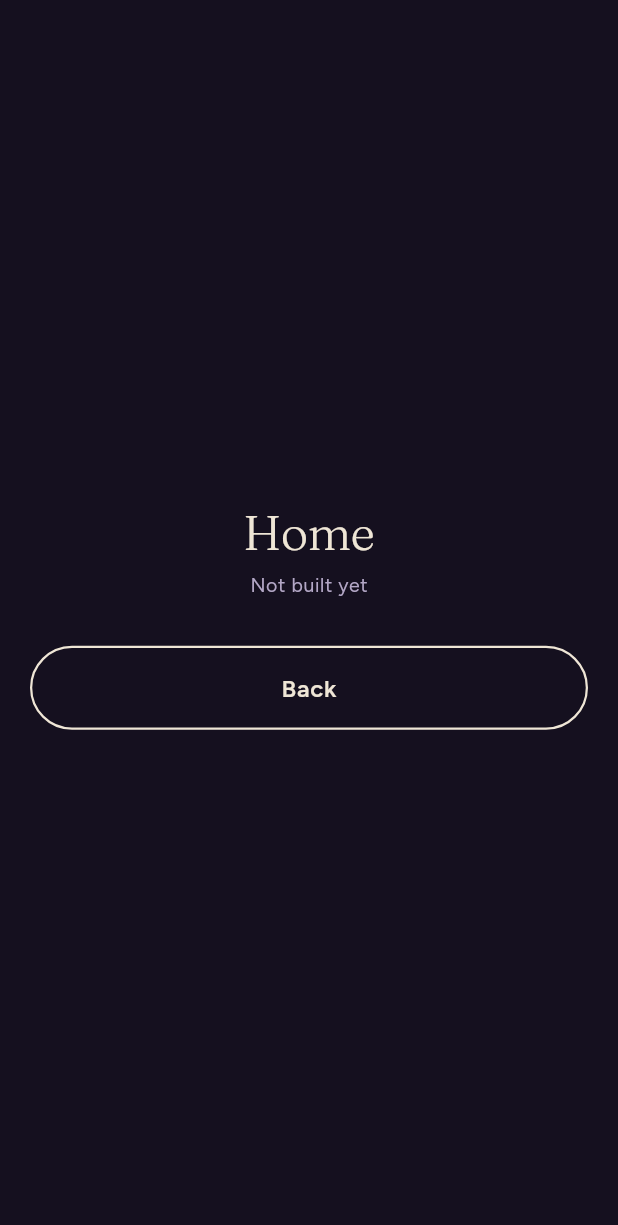
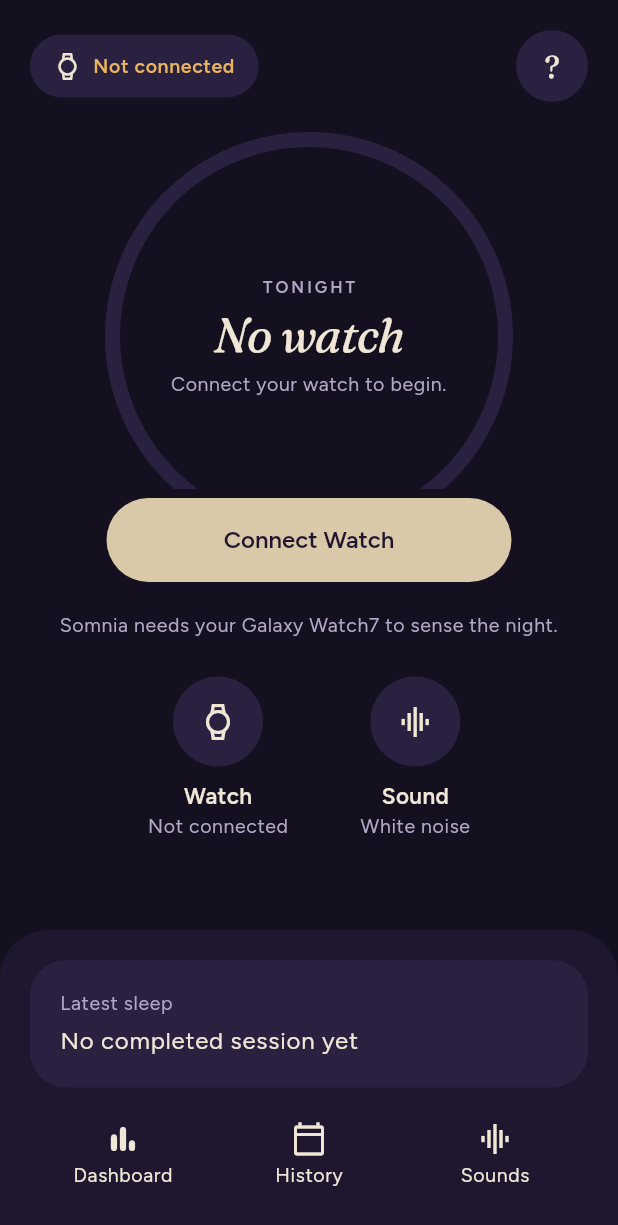
Before and after one commit to JuriThamer/2026_GP_G23_Somnia, a Flutter app: the screen it shows after launch, after a tap on "/home", on a phone screen of 412 x 824 dp. Shown: the top 1225 px of the screen. Run offline on Flutter 3.47's test engine with Material 3 defaults, Android fonts, the phone set to English and light mode, and no system bars; our stand-ins replace cloud_firestore, firebase_auth, firebase_core, google_fonts; accounts and stored records are empty.

Commit message:
Add home screen

```diff
--- a/lib/app_router.dart
+++ b/lib/app_router.dart
@@ -7,6 +7,7 @@ import 'features/auth/welcome_screen.dart';
 import 'features/auth/sign_up_screen.dart';
 import 'features/auth/sign_in_screen.dart';
 import 'features/auth/forgot_password_screen.dart';
+import 'features/session/home_screen.dart';
 
 class AppRoutes {
   static const dev = '/dev';
@@ -51,7 +52,7 @@ class AppRouter {
       AppRoutes.signIn: (_) => const SignInScreen(),
       AppRoutes.signUp: (_) => const SignUpScreen(),
       AppRoutes.forgotPassword: (_) => const ForgotPasswordScreen(),
-      AppRoutes.home: (_) => const PlaceholderScreen('Home'),
+        AppRoutes.home: (_) => const HomeScreen(),
       AppRoutes.watch: (_) => const PlaceholderScreen('Watch'),
       AppRoutes.activeSession: (_) => const PlaceholderScreen('Active session'),
       AppRoutes.dashboard: (_) => const PlaceholderScreen('Dashboard'),
--- /dev/null
+++ b/lib/features/session/home_screen.dart
@@ -0,0 +1,472 @@
+import 'package:flutter/material.dart';
+import '../../app_router.dart';
+import '../../models/app_user.dart';
+import '../../models/sleep_session.dart';
+import '../../services/session_service.dart';
+import '../../services/user_service.dart';
+import '../../theme/app_theme.dart';
+import '../../widgets/app_button.dart';
+import '../../widgets/app_card.dart';
+
+class HomeScreen extends StatefulWidget {
+  const HomeScreen({super.key});
+
+  @override
+  State<HomeScreen> createState() => _HomeScreenState();
+}
+
+class _HomeScreenState extends State<HomeScreen> {
+  final _userService = UserService();
+  final _sessionService = SessionService();
+
+  Stream<AppUser?>? _userStream;
+  SleepSession? _active;
+  SleepSession? _latest;
+  bool _starting = false;
+
+  @override
+  void initState() {
+    super.initState();
+    if (_userService.isSignedIn) {
+      _userStream = _userService.watchUser();
+      _load();
+    }
+  }
+
+  Future<void> _load() async {
+    try {
+      final active = await _sessionService.getActiveSession();
+      final latest = await _sessionService.getLatestCompleted();
+      if (!mounted) return;
+      setState(() {
+        _active = active;
+        _latest = latest;
+      });
+    } catch (_) {}
+  }
+
+  Future<void> _open(String route, {Object? arguments}) async {
+    await Navigator.pushNamed(context, route, arguments: arguments);
+    if (mounted) _load();
+  }
+
+  Future<void> _start() async {
+    final active = _active;
+    if (active != null) {
+      await _open(AppRoutes.activeSession, arguments: active.sessionId);
+      return;
+    }
+
+    setState(() => _starting = true);
+    try {
+      final id = await _sessionService.startSession();
+      if (!mounted) return;
+      setState(() => _starting = false);
+      await _open(AppRoutes.activeSession, arguments: id);
+    } catch (_) {
+      if (!mounted) return;
+      setState(() => _starting = false);
+      ScaffoldMessenger.of(context).showSnackBar(
+        const SnackBar(
+          content: Text('Could not start the session. Please try again.'),
+        ),
+      );
+    }
+  }
+
+  String _duration(int minutes) {
+    final h = minutes ~/ 60;
+    final m = minutes % 60;
+    return '${h}h ${m.toString().padLeft(2, '0')}m';
+  }
+
+  String _date(DateTime? d) {
+    if (d == null) return '';
+    const months = [
+      'Jan', 'Feb', 'Mar', 'Apr', 'May', 'Jun',
+      'Jul', 'Aug', 'Sep', 'Oct', 'Nov', 'Dec',
+    ];
+    return '${d.day} ${months[d.month - 1]}';
+  }
+
+  @override
+  Widget build(BuildContext context) {
+    final c = context.colors;
+    final text = Theme.of(context).textTheme;
+
+    if (_userStream == null) {
+      return Scaffold(
+        body: Container(
+          decoration: BoxDecoration(gradient: c.gradient),
+          child: SafeArea(
+            child: Padding(
+              padding: const EdgeInsets.all(20),
+              child: Column(
+                mainAxisAlignment: MainAxisAlignment.center,
+                children: [
+                  Text('Sign in first', style: text.headlineLarge),
+                  const SizedBox(height: 8),
+                  Text(
+                    'Home needs a signed-in account.',
+                    style: text.bodySmall,
+                  ),
+                  const SizedBox(height: 32),
+                  AppButton(
+                    label: 'Sign In',
+                    onPressed: () => Navigator.pushReplacementNamed(
+                      context,
+                      AppRoutes.signIn,
+                    ),
+                  ),
+                ],
+              ),
+            ),
+          ),
+        ),
+      );
+    }
+
+    return Scaffold(
+      body: Container(
+        decoration: BoxDecoration(gradient: c.gradient),
+        child: SafeArea(
+          bottom: false,
+          child: StreamBuilder<AppUser?>(
+            stream: _userStream,
+            builder: (context, snapshot) {
+              final user = snapshot.data;
+              final name = user?.name ?? '';
+              final initial = name.isEmpty ? '?' : name[0].toUpperCase();
+              final connected = user?.watch != null;
+              final hasActive = _active != null;
+              final ready = connected || hasActive;
+
+              final dialTitle = hasActive
+                  ? 'In progress'
+                  : connected
+                      ? 'Ready'
+                      : 'No watch';
+              final dialLine = hasActive
+                  ? 'A sleep session is already running.'
+                  : connected
+                      ? 'Your watch is connected.'
+                      : 'Connect your watch to begin.';
+              final buttonLabel = hasActive
+                  ? 'Resume Session'
+                  : connected
+                      ? 'Start Sleep Session'
+                      : 'Connect Watch';
+              final hint = hasActive
+                  ? 'Open the running session to end it.'
+                  : connected
+                      ? 'Start when you are in bed and ready to sleep.'
+                      : 'Somnia needs your Galaxy Watch7 to sense the night.';
+
+              return Column(
+                children: [
+                  Expanded(
+                    child: SingleChildScrollView(
+                      padding: const EdgeInsets.fromLTRB(20, 20, 20, 16),
+                      child: Column(
+                        children: [
+                          Row(
+                            mainAxisAlignment: MainAxisAlignment.spaceBetween,
+                            children: [
+                              Material(
+                                color: c.surfaceAlt,
+                                shape: const StadiumBorder(),
+                                child: InkWell(
+                                  customBorder: const StadiumBorder(),
+                                  onTap: () => _open(AppRoutes.watch),
+                                  child: Padding(
+                                    padding: const EdgeInsets.symmetric(
+                                      horizontal: 16,
+                                      vertical: 12,
+                                    ),
+                                    child: Row(
+                                      mainAxisSize: MainAxisSize.min,
+                                      children: [
+                                        Icon(
+                                          Icons.watch_outlined,
+                                          size: 18,
+                                          color: c.text,
+                                        ),
+                                        const SizedBox(width: 8),
+                                        Text(
+                                          connected
+                                              ? 'Connected'
+                                              : 'Not connected',
+                                          style: text.bodySmall!.copyWith(
+                                            color: connected
+                                                ? c.success
+                                                : c.warning,
+                                            fontWeight: FontWeight.w600,
+                                          ),
+                                        ),
+                                      ],
+                                    ),
+                                  ),
+                                ),
+                              ),
+                              Material(
+                                color: c.surfaceAlt,
+                                shape: const CircleBorder(),
+                                child: InkWell(
+                                  customBorder: const CircleBorder(),
+                                  onTap: () => _open(AppRoutes.settings),
+                                  child: SizedBox(
+                                    width: 48,
+                                    height: 48,
+                                    child: Center(
+                                      child: Text(
+                                        initial,
+                                        style: text.headlineSmall,
+                                      ),
+                                    ),
+                                  ),
+                                ),
+                              ),
+                            ],
+                          ),
+                          const SizedBox(height: 20),
+                          Container(
+                            width: 272,
+                            height: 272,
+                            padding: const EdgeInsets.all(10),
+                            decoration: BoxDecoration(
+                              color: ready ? c.primary : c.surfaceAlt,
+                              shape: BoxShape.circle,
+                            ),
+                            child: Container(
+                              padding: const EdgeInsets.all(28),
+                              decoration: BoxDecoration(
+                                color: c.background,
+                                shape: BoxShape.circle,
+                              ),
+                              child: Column(
+                                mainAxisAlignment: MainAxisAlignment.center,
+                                children: [
+                                  Text('TONIGHT', style: text.labelSmall),
+                                  const SizedBox(height: 6),
+                                  Text(
+                                    dialTitle,
+                                    style: text.headlineLarge!.copyWith(
+                                      fontStyle: FontStyle.italic,
+                                    ),
+                                    textAlign: TextAlign.center,
+                                  ),
+                                  const SizedBox(height: 6),
+                                  Text(
+                                    dialLine,
+                                    style: text.bodySmall,
+                                    textAlign: TextAlign.center,
+                                  ),
+                                ],
+                              ),
+                            ),
+                          ),
+                          Transform.translate(
+                            offset: const Offset(0, -34),
+                            child: Container(
+                              width: 282,
+                              padding: const EdgeInsets.all(6),
+                              decoration: ShapeDecoration(
+                                color: c.background,
+                                shape: const StadiumBorder(),
+                              ),
+                              child: AppButton(
+                                label: buttonLabel,
+                                loading: _starting,
+                                onPressed: ready
+                                    ? _start
+                                    : () => _open(AppRoutes.watch),
+                              ),
+                            ),
+                          ),
+                          Transform.translate(
+                            offset: const Offset(0, -20),
+                            child: Text(
+                              hint,
+                              style: text.bodySmall,
+                              textAlign: TextAlign.center,
+                            ),
+                          ),
+                          Row(
+                            mainAxisAlignment: MainAxisAlignment.center,
+                            children: [
+                              _Satellite(
+                                icon: Icons.watch_outlined,
+                                label: 'Watch',
+                                value: connected ? 'Connected' : 'Not connected',
+                                onTap: () => _open(AppRoutes.watch),
+                              ),
+                              const SizedBox(width: 36),
+                              _Satellite(
+                                icon: Icons.graphic_eq,
+                                label: 'Sound',
+                                value: 'White noise',
+                                onTap: () => _open(AppRoutes.sounds),
+                              ),
+                            ],
+                          ),
+                        ],
+                      ),
+                    ),
+                  ),
+                  Container(
+                    width: double.infinity,
+                    padding: const EdgeInsets.fromLTRB(20, 20, 20, 24),
+                    decoration: BoxDecoration(
+                      color: c.surface,
+                      borderRadius: const BorderRadius.vertical(
+                        top: Radius.circular(32),
+                      ),
+                    ),
+                    child: Column(
+                      children: [
+                        AppCard(
+                          alt: true,
+                          onTap: _latest == null
+                              ? null
+                              : () => _open(AppRoutes.dashboard),
+                          child: Row(
+                            children: [
+                              Expanded(
+                                child: Column(
+                                  crossAxisAlignment: CrossAxisAlignment.start,
+                                  children: [
+                                    Text(
+                                      _latest == null
+                                          ? 'Latest sleep'
+                                          : 'Latest sleep · ${_date(_latest!.startTime)}',
+                                      style: text.bodySmall,
+                                    ),
+                                    const SizedBox(height: 4),
+                                    Text(
+                                      _latest == null
+                                          ? 'No completed session yet'
+                                          : '${_duration(_latest!.summary?.totalSleepMinutes ?? 0)} asleep',
+                                      style: text.bodyLarge,
+                                    ),
+                                  ],
+                                ),
+                              ),
+                              if (_latest != null)
+                                Icon(Icons.chevron_right, color: c.text),
+                            ],
+                          ),
+                        ),
+                        const SizedBox(height: 14),
+                        Row(
+                          children: [
+                            _DockItem(
+                              icon: Icons.bar_chart_rounded,
+                              label: 'Dashboard',
+                              onTap: () => _open(AppRoutes.dashboard),
+                            ),
+                            _DockItem(
+                              icon: Icons.calendar_today_outlined,
+                              label: 'History',
+                              onTap: () => _open(AppRoutes.history),
+                            ),
+                            _DockItem(
+                              icon: Icons.graphic_eq,
+                              label: 'Sounds',
+                              onTap: () => _open(AppRoutes.sounds),
+                            ),
+                          ],
+                        ),
+                      ],
+                    ),
+                  ),
+                ],
+              );
+            },
+          ),
+        ),
+      ),
+    );
+  }
+}
+
+class _Satellite extends StatelessWidget {
+  final IconData icon;
+  final String label;
+  final String value;
+  final VoidCallback onTap;
+
+  const _Satellite({
+    required this.icon,
+    required this.label,
+    required this.value,
+    required this.onTap,
+  });
+
+  @override
+  Widget build(BuildContext context) {
+    final c = context.colors;
+    final text = Theme.of(context).textTheme;
+
+    return InkWell(
+      borderRadius: BorderRadius.circular(20),
+      onTap: onTap,
+      child: Padding(
+        padding: const EdgeInsets.all(6),
+        child: Column(
+          children: [
+            Container(
+              width: 60,
+              height: 60,
+              decoration: BoxDecoration(
+                color: c.surfaceAlt,
+                shape: BoxShape.circle,
+              ),
+              child: Icon(icon, color: c.text),
+            ),
+            const SizedBox(height: 8),
+            Text(
+              label,
+              style: text.bodyMedium!.copyWith(fontWeight: FontWeight.w600),
+            ),
+            Text(value, style: text.bodySmall),
+          ],
+        ),
+      ),
+    );
+  }
+}
+
+class _DockItem extends StatelessWidget {
+  final IconData icon;
+  final String label;
+  final VoidCallback onTap;
+
+  const _DockItem({
+    required this.icon,
+    required this.label,
+    required this.onTap,
+  });
+
+  @override
+  Widget build(BuildContext context) {
+    final c = context.colors;
+    final text = Theme.of(context).textTheme;
+
+    return Expanded(
+      child: InkWell(
+        borderRadius: BorderRadius.circular(16),
+        onTap: onTap,
+        child: Padding(
+          padding: const EdgeInsets.symmetric(vertical: 8),
+          child: Column(
+            children: [
+              Icon(icon, color: c.text),
+              const SizedBox(height: 4),
+              Text(label, style: text.bodySmall!.copyWith(color: c.text)),
+            ],
+          ),
+        ),
+      ),
+    );
+  }
+}
```
